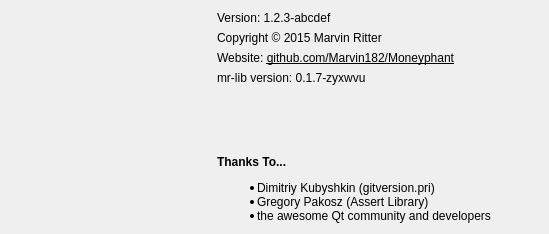
Qt form src/ui/AboutDialog.ui (Marvin182/Moneyphant) before a commit.
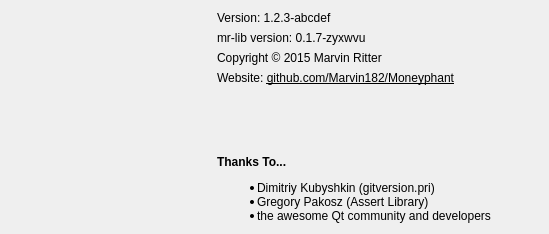
The same form after that commit. Icons and pictures are not drawn.

Commit message: Fix logo size in AboutDialog

What changed in the file:
```diff
--- a/src/ui/AboutDialog.ui
+++ b/src/ui/AboutDialog.ui
@@ -92,6 +92,13 @@
        </property>
       </widget>
      </item>
+     <item>
+      <widget class="QLabel" name="libversion">
+       <property name="text">
+        <string>mr-lib version: 0.1.7-zyxwvu</string>
+       </property>
+      </widget>
+     </item>
      <item>
       <widget class="QLabel" name="copyright">
        <property name="text">
@@ -112,13 +119,6 @@
        </property>
       </widget>
      </item>
-     <item>
-      <widget class="QLabel" name="libversion">
-       <property name="text">
-        <string>mr-lib version: 0.1.7-zyxwvu</string>
-       </property>
-      </widget>
-     </item>
      <item>
       <spacer name="verticalSpacer_2">
        <property name="orientation">
```
Left out of the diff: 2 changed lines with no effect on the pictures. The commit also changes 3 other files.
